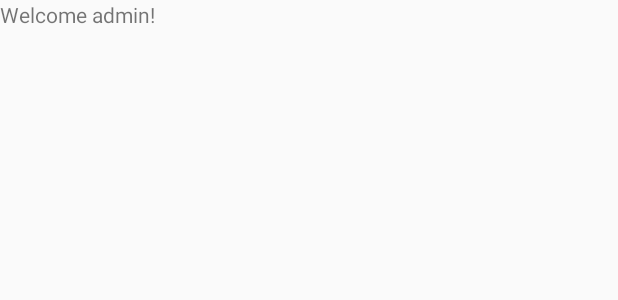
After one commit to arblitroshani/Timetable, an Android app: the layout activity_course_event_edit.xml on its own in the app's theme, with its tools: preview values and no code run, on a phone screen of 412 x 824 dp. The commit adds this screen. Shown: the top 300 px of the screen. Run offline under Robolectric (Android 15) with nearby library versions, the phone set to English and light mode, and no system bars.

Commit message:
Merge remote-tracking branch 'origin/FirebaseIntegrationTestArbli' into AuthIntegrationDeni
# Conflicts:
#	app/src/main/java/com/arbli/timetable/model/CourseEvent.java
#	app/src/main/java/com/arbli/timetable/model/Student.java

```diff
--- a/app/build.gradle
+++ b/app/build.gradle
@@ -40,4 +40,5 @@ dependencies {
 
 
 
+
 apply plugin: 'com.google.gms.google-services'
--- a/app/src/main/AndroidManifest.xml
+++ b/app/src/main/AndroidManifest.xml
@@ -13,7 +13,7 @@
             android:name=".activity.DayViewActivity"
             android:label="@string/title_activity_day_view"
             android:launchMode="singleTop"
-            android:theme="@style/AppTheme.NoActionBar"></activity>
+            android:theme="@style/AppTheme.NoActionBar" />
         <activity
             android:name=".activity.CourseEventViewActivity"
             android:label="@string/title_activity_course_event_view"
@@ -30,6 +30,7 @@
                 <category android:name="android.intent.category.LAUNCHER" />
             </intent-filter>
         </activity>
+        <activity android:name=".activity.CourseEventEditActivity"></activity>
     </application>
 
 </manifest>
--- /dev/null
+++ b/app/src/main/res/layout/activity_course_event_edit.xml
@@ -0,0 +1,16 @@
+<?xml version="1.0" encoding="utf-8"?>
+<android.support.constraint.ConstraintLayout xmlns:android="http://schemas.android.com/apk/res/android"
+    xmlns:app="http://schemas.android.com/apk/res-auto"
+    xmlns:tools="http://schemas.android.com/tools"
+    android:layout_width="match_parent"
+    android:layout_height="match_parent"
+    tools:context="com.arbli.timetable.activity.CourseEventEditActivity">
+
+    <TextView
+        android:id="@+id/textView3"
+        android:layout_width="wrap_content"
+        android:layout_height="wrap_content"
+        android:text="Welcome admin!"
+        tools:layout_editor_absoluteX="147dp"
+        tools:layout_editor_absoluteY="72dp" />
+</android.support.constraint.ConstraintLayout>
```
Also changed, not shown: app/src/main/java/com/arbli/timetable/activity/CourseEventEditActivity.java (added, +15 -0 lines), app/src/main/java/com/arbli/timetable/activity/LoginActivity.java (+4 -14 lines), app/src/main/java/com/arbli/timetable/adapter/MyAdapter.java (+21 -1 lines), app/src/main/java/com/arbli/timetable/model/Student.java (+19 -0 lines).
